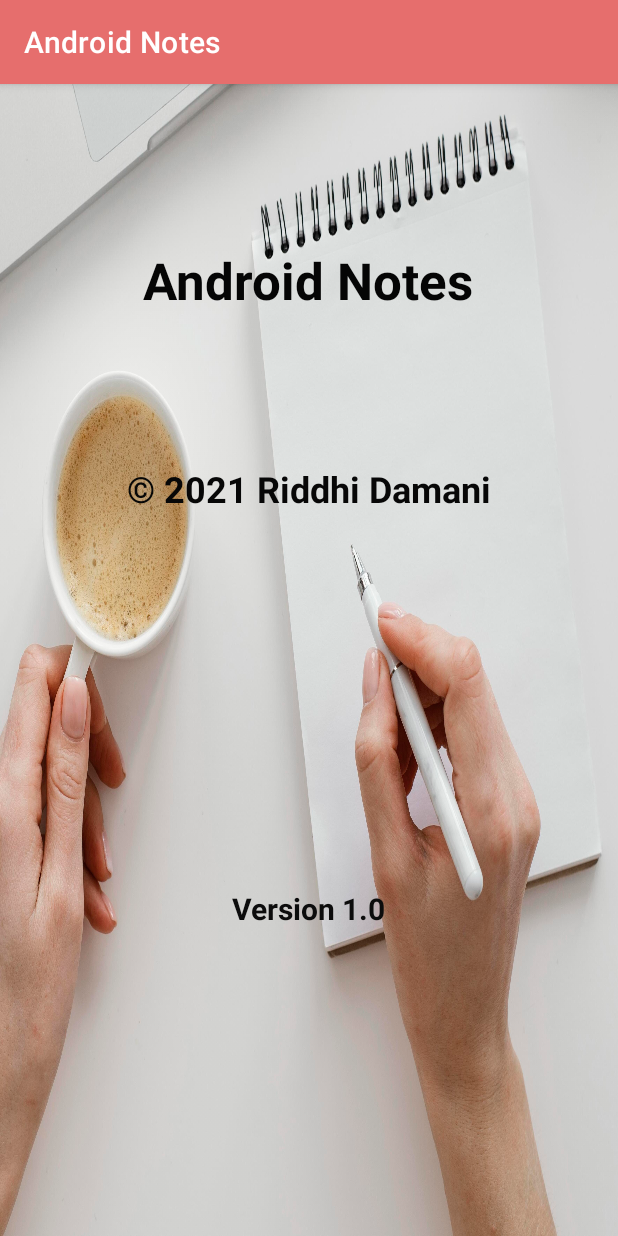
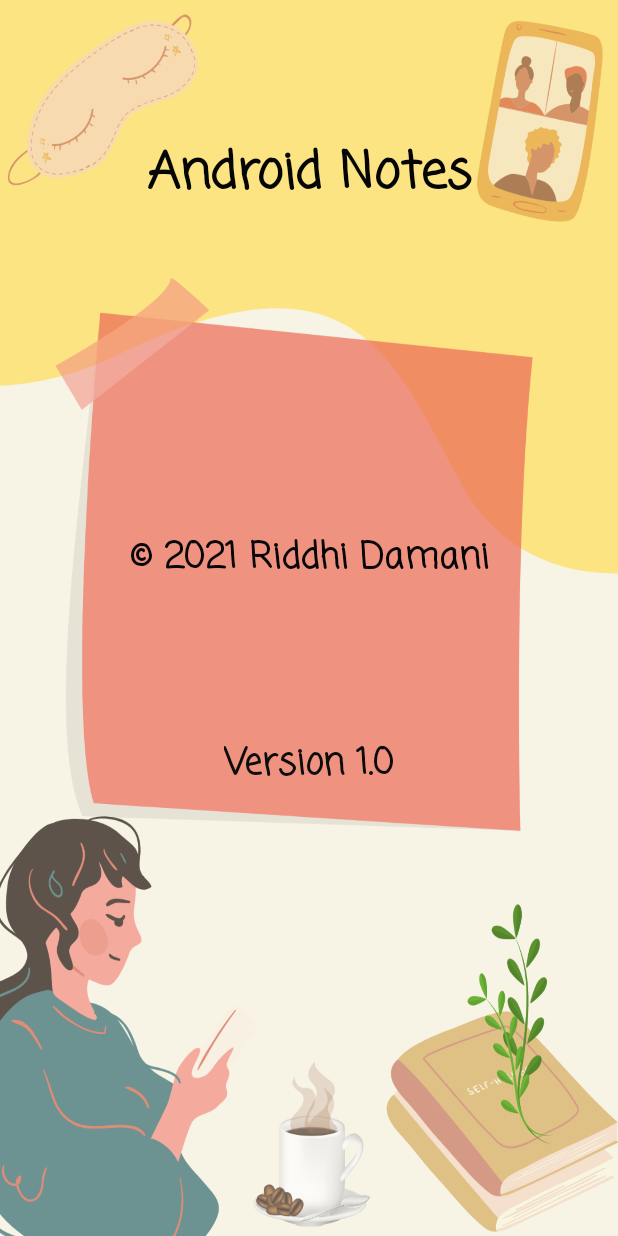
Before and after one commit to ETS-Android3/Android_Notes_App, an Android app: the AboutActivity screen opened directly, with no data from a screen before it, on a phone screen of 412 x 824 dp. Run offline under Robolectric (Android 15) with nearby library versions, the phone set to English and light mode, and no system bars.

Commit message:
Updated Info Activity Background Image and Font Styles

```diff
--- a/app/src/main/java/com/riddhidamani/android_notes_app/AboutActivity.java
+++ b/app/src/main/java/com/riddhidamani/android_notes_app/AboutActivity.java
@@ -11,6 +11,7 @@ public class AboutActivity extends AppCompatActivity {
     @Override
     protected void onCreate(Bundle savedInstanceState) {
         super.onCreate(savedInstanceState);
+        getSupportActionBar().hide();
         setContentView(R.layout.activity_about);
     }
 
--- a/app/src/main/res/layout/activity_about.xml
+++ b/app/src/main/res/layout/activity_about.xml
@@ -9,15 +9,19 @@
 
     <TextView
         android:id="@+id/textView1"
-        android:layout_width="wrap_content"
-        android:layout_height="wrap_content"
-        android:layout_marginTop="108dp"
+        android:layout_width="282dp"
+        android:layout_height="43dp"
+        android:layout_marginStart="32dp"
+        android:layout_marginTop="90dp"
+        android:layout_marginEnd="32dp"
+        android:fontFamily="casual"
         android:text="@string/android_notes"
+        android:textAlignment="center"
         android:textColor="#050505"
         android:textSize="34sp"
         android:textStyle="bold"
+        android:typeface="normal"
         app:layout_constraintEnd_toEndOf="parent"
-        app:layout_constraintHorizontal_bias="0.497"
         app:layout_constraintStart_toStartOf="parent"
         app:layout_constraintTop_toTopOf="parent" />
 
@@ -25,7 +29,10 @@
         android:id="@+id/textView2"
         android:layout_width="wrap_content"
         android:layout_height="wrap_content"
-        android:layout_marginTop="100dp"
+        android:layout_marginStart="32dp"
+        android:layout_marginTop="220dp"
+        android:layout_marginEnd="32dp"
+        android:fontFamily="casual"
         android:text="@string/_2021_riddhi_damani"
         android:textColor="#070707"
         android:textSize="24sp"
@@ -38,10 +45,13 @@
         android:id="@+id/textView3"
         android:layout_width="wrap_content"
         android:layout_height="wrap_content"
-        android:layout_marginTop="250dp"
+        android:layout_marginStart="32dp"
+        android:layout_marginTop="100dp"
+        android:layout_marginEnd="32dp"
+        android:fontFamily="casual"
         android:text="@string/version_1_0"
         android:textColor="#0C0C0C"
-        android:textSize="20sp"
+        android:textSize="24sp"
         android:textStyle="bold"
         app:layout_constraintEnd_toEndOf="parent"
         app:layout_constraintStart_toStartOf="parent"
```
Also changed, not shown: app/src/main/res/drawable/about_pic.jpg (deleted), app/src/main/res/drawable/about_pic.png (added).
